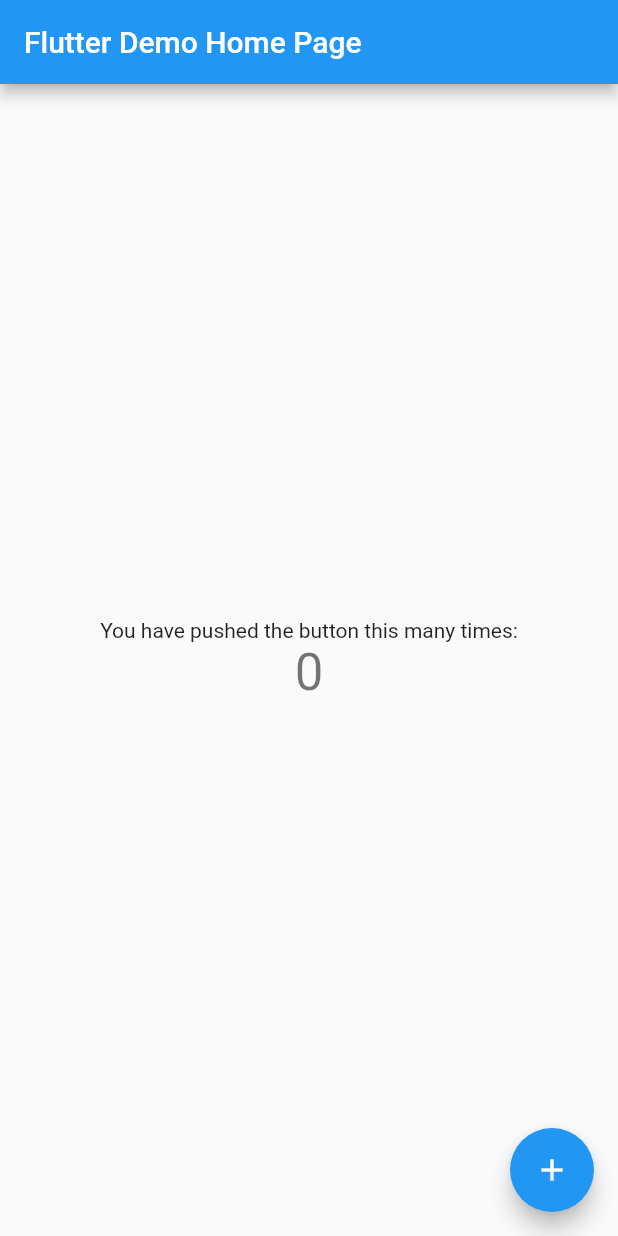
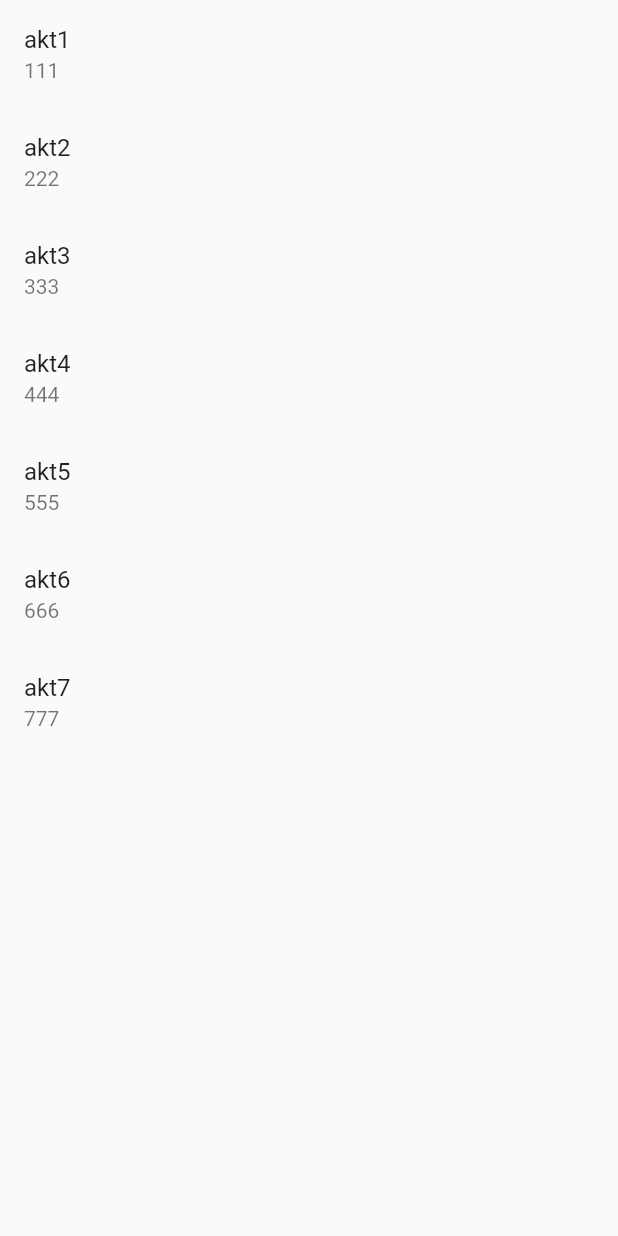
Before and after one commit to Masters-Akt/class-and-constructor-in-dart, a Flutter app: the screen it shows after launch, on a phone screen of 412 x 824 dp. Run offline on Flutter 3.47's test engine with Material 2 defaults, Android fonts, the phone set to English and light mode, and no system bars.

Commit message:
completed class

```diff
--- /dev/null
+++ b/lib/calling_constructor.dart
@@ -0,0 +1,24 @@
+import 'construct.dart';
+
+class ConstList{
+  String name;
+  int rollNo;
+
+  listName(int tileNo){
+    return student[tileNo].name;
+  }
+
+  listRollNo(int tileNo){
+    return student[tileNo].rollNo;
+  }
+
+  List student=[
+    Constructor("akt1", 111),
+    Constructor("akt2", 222),
+    Constructor("akt3", 333),
+    Constructor("akt4", 444),
+    Constructor("akt5", 555),
+    Constructor("akt6", 666),
+    Constructor("akt7", 777),
+  ];
+}
--- /dev/null
+++ b/lib/construct.dart
@@ -0,0 +1,5 @@
+class Constructor{
+  String name;
+  int rollNo;
+  Constructor(this.name, this.rollNo);
+}
--- a/lib/main.dart
+++ b/lib/main.dart
@@ -1,117 +1,15 @@
 import 'package:flutter/material.dart';
+import 'package:flutter/rendering.dart';
+import 'package:just_class/calling_constructor.dart';
+import 'package:just_class/tiles.dart';
 
 void main() {
-  runApp(MyApp());
+  runApp(MaterialApp(home: MyApp()));
 }
 
 class MyApp extends StatelessWidget {
-  // This widget is the root of your application.
   @override
   Widget build(BuildContext context) {
-    return MaterialApp(
-      title: 'Flutter Demo',
-      theme: ThemeData(
-        // This is the theme of your application.
-        //
-        // Try running your application with "flutter run". You'll see the
-        // application has a blue toolbar. Then, without quitting the app, try
-        // changing the primarySwatch below to Colors.green and then invoke
-        // "hot reload" (press "r" in the console where you ran "flutter run",
-        // or simply save your changes to "hot reload" in a Flutter IDE).
-        // Notice that the counter didn't reset back to zero; the application
-        // is not restarted.
-        primarySwatch: Colors.blue,
-        // This makes the visual density adapt to the platform that you run
-        // the app on. For desktop platforms, the controls will be smaller and
-        // closer together (more dense) than on mobile platforms.
-        visualDensity: VisualDensity.adaptivePlatformDensity,
-      ),
-      home: MyHomePage(title: 'Flutter Demo Home Page'),
-    );
+    return Scaffold(body: Tiles());
   }
 }
-
-class MyHomePage extends StatefulWidget {
-  MyHomePage({Key key, this.title}) : super(key: key);
-
-  // This widget is the home page of your application. It is stateful, meaning
-  // that it has a State object (defined below) that contains fields that affect
-  // how it looks.
-
-  // This class is the configuration for the state. It holds the values (in this
-  // case the title) provided by the parent (in this case the App widget) and
-  // used by the build method of the State. Fields in a Widget subclass are
-  // always marked "final".
-
-  final String title;
-
-  @override
-  _MyHomePageState createState() => _MyHomePageState();
-}
-
-class _MyHomePageState extends State<MyHomePage> {
-  int _counter = 0;
-
-  void _incrementCounter() {
-    setState(() {
-      // This call to setState tells the Flutter framework that something has
-      // changed in this State, which causes it to rerun the build method below
-      // so that the display can reflect the updated values. If we changed
-      // _counter without calling setState(), then the build method would not be
-      // called again, and so nothing would appear to happen.
-      _counter++;
-    });
-  }
-
-  @override
-  Widget build(BuildContext context) {
-    // This method is rerun every time setState is called, for instance as done
-    // by the _incrementCounter method above.
-    //
-    // The Flutter framework has been optimized to make rerunning build methods
-    // fast, so that you can just rebuild anything that needs updating rather
-    // than having to individually change instances of widgets.
-    return Scaffold(
-      appBar: AppBar(
-        // Here we take the value from the MyHomePage object that was created by
-        // the App.build method, and use it to set our appbar title.
-        title: Text(widget.title),
-      ),
-      body: Center(
-        // Center is a layout widget. It takes a single child and positions it
-        // in the middle of the parent.
-        child: Column(
-          // Column is also a layout widget. It takes a list of children and
-          // arranges them vertically. By default, it sizes itself to fit its
-          // children horizontally, and tries to be as tall as its parent.
-          //
-          // Invoke "debug painting" (press "p" in the console, choose the
-          // "Toggle Debug Paint" action from the Flutter Inspector in Android
-          // Studio, or the "Toggle Debug Paint" command in Visual Studio Code)
-          // to see the wireframe for each widget.
-          //
-          // Column has various properties to control how it sizes itself and
-          // how it positions its children. Here we use mainAxisAlignment to
-          // center the children vertically; the main axis here is the vertical
-          // axis because Columns are vertical (the cross axis would be
-          // horizontal).
-          mainAxisAlignment: MainAxisAlignment.center,
-          children: <Widget>[
-            Text(
-              'You have pushed the button this many times:',
-            ),
-            Text(
-              '$_counter',
-              style: Theme.of(context).textTheme.headline4,
-            ),
-          ],
-        ),
-      ),
-      floatingActionButton: FloatingActionButton(
-        onPressed: _incrementCounter,
-        tooltip: 'Increment',
-        child: Icon(Icons.add),
-      ), // This trailing comma makes auto-formatting nicer for build methods.
-    );
-  }
-}
--- /dev/null
+++ b/lib/tiles.dart
@@ -0,0 +1,26 @@
+import 'package:flutter/material.dart';
+import 'package:flutter/rendering.dart';
+import 'package:just_class/calling_constructor.dart';
+
+class Tiles extends StatefulWidget{
+  @override
+  _TilesState createState() => _TilesState();
+}
+
+class _TilesState extends State<Tiles>{
+  ConstList list = ConstList();
+
+  @override
+  Widget build(BuildContext context) {
+    return Scaffold(
+      body: ListView.builder(
+        itemCount: list.student.length,
+        itemBuilder: (BuildContext context, index){
+          return ListTile(
+            title: Text('${list.listName(index)}'),
+            subtitle: Text('${list.listRollNo(index)}'),
+            );
+        }),
+    );
+  }
+}
```
